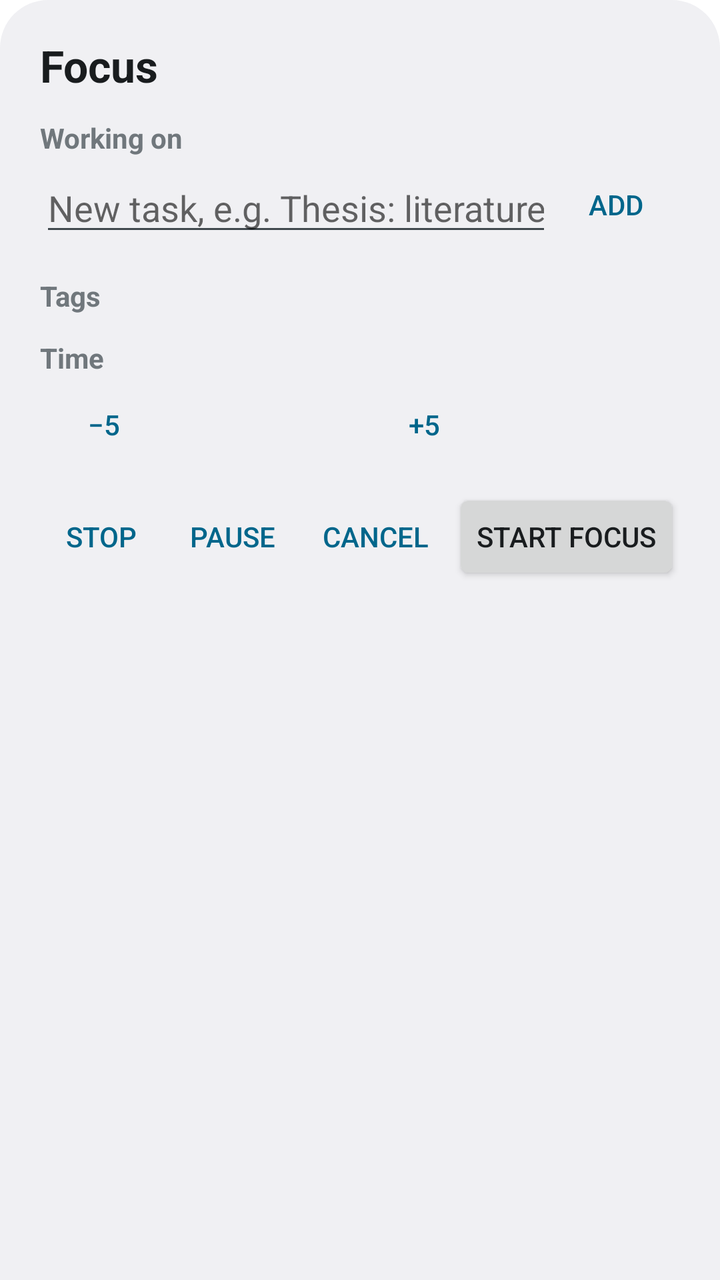
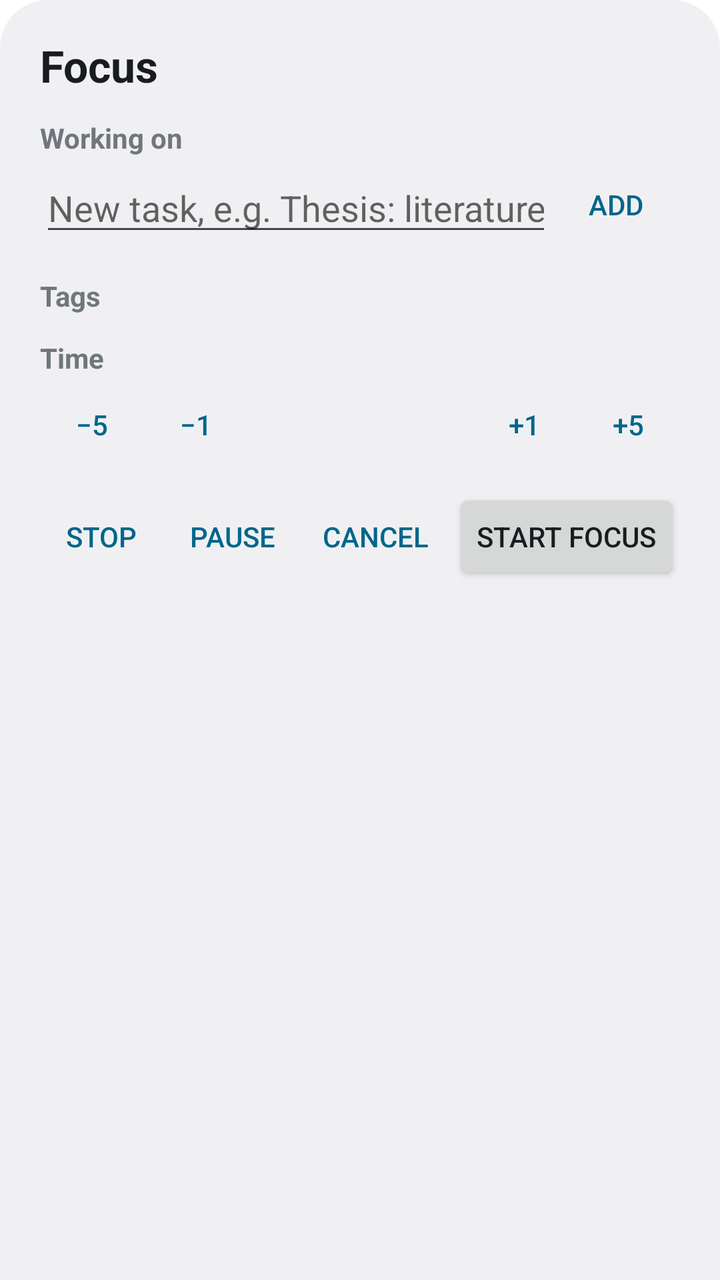

An Android layout rendered at two revisions. The XML below is the earlier revision; the diff shows what the commit changed to produce the second picture.
<!-- AndroidManifest.xml: activity theme QuickFocusTheme -->
<!-- res/layout/quick_focus.xml -->
<?xml version="1.0" encoding="utf-8"?>
<LinearLayout xmlns:android="http://schemas.android.com/apk/res/android"
    android:layout_width="match_parent"
    android:layout_height="wrap_content"
    android:orientation="vertical"
    android:paddingStart="20dp"
    android:paddingTop="18dp"
    android:paddingEnd="20dp"
    android:paddingBottom="12dp">

    <LinearLayout android:layout_width="match_parent" android:layout_height="wrap_content" android:gravity="center_vertical">
        <TextView android:id="@+id/qf_title" android:layout_width="0dp" android:layout_height="wrap_content" android:layout_weight="1"
            android:text="Focus" android:textAppearance="?android:attr/textAppearanceLarge" android:textStyle="bold" />
        <TextView android:id="@+id/qf_status" android:layout_width="wrap_content" android:layout_height="wrap_content"
            android:textAppearance="?android:attr/textAppearanceSmall" />
    </LinearLayout>

    <TextView style="@style/QuickFocusLabel" android:text="Working on" />
    <ScrollView android:id="@+id/qf_scroll" android:layout_width="match_parent" android:layout_height="wrap_content">
        <RadioGroup android:id="@+id/qf_targets" android:layout_width="match_parent" android:layout_height="wrap_content" />
    </ScrollView>
    <LinearLayout android:layout_width="match_parent" android:layout_height="wrap_content" android:gravity="center_vertical">
        <EditText android:id="@+id/qf_new_task" android:layout_width="0dp" android:layout_height="wrap_content" android:layout_weight="1"
            android:hint="New task, e.g. Thesis: literature review" android:imeOptions="actionDone" android:inputType="textCapSentences"
            android:maxLength="80" android:singleLine="true" />
        <Button android:id="@+id/qf_add" style="?android:attr/buttonBarButtonStyle" android:layout_width="wrap_content"
            android:layout_height="wrap_content" android:text="Add" />
    </LinearLayout>

    <TextView android:id="@+id/qf_tags_label" style="@style/QuickFocusLabel" android:text="Tags" />
    <HorizontalScrollView android:id="@+id/qf_tags_scroll" android:layout_width="match_parent" android:layout_height="wrap_content"
        android:scrollbars="none">
        <LinearLayout android:id="@+id/qf_tags" android:layout_width="wrap_content" android:layout_height="wrap_content" />
    </HorizontalScrollView>

    <TextView android:id="@+id/qf_time_label" style="@style/QuickFocusLabel" android:text="Time" />
    <LinearLayout android:layout_width="match_parent" android:layout_height="wrap_content" android:gravity="center_vertical">
        <Button android:id="@+id/qf_minus" style="?android:attr/buttonBarButtonStyle" android:layout_width="wrap_content"
            android:layout_height="wrap_content" android:text="−5" />
        <TextView android:id="@+id/qf_minutes" android:layout_width="wrap_content" android:layout_height="wrap_content"
            android:minWidth="96dp" android:gravity="center" android:textAppearance="?android:attr/textAppearanceMedium" android:textStyle="bold" />
        <Button android:id="@+id/qf_plus" style="?android:attr/buttonBarButtonStyle" android:layout_width="wrap_content"
            android:layout_height="wrap_content" android:text="+5" />
        <HorizontalScrollView android:layout_width="0dp" android:layout_height="wrap_content" android:layout_weight="1" android:scrollbars="none">
            <LinearLayout android:id="@+id/qf_presets" android:layout_width="wrap_content" android:layout_height="wrap_content" />
        </HorizontalScrollView>
    </LinearLayout>

    <LinearLayout android:layout_width="match_parent" android:layout_height="wrap_content" android:layout_marginTop="8dp"
        android:gravity="end|center_vertical">
        <Button android:id="@+id/qf_stop" style="?android:attr/buttonBarButtonStyle" android:layout_width="wrap_content"
            android:layout_height="wrap_content" android:text="Stop" />
        <Button android:id="@+id/qf_pause" style="?android:attr/buttonBarButtonStyle" android:layout_width="wrap_content"
            android:layout_height="wrap_content" android:text="Pause" />
        <View android:layout_width="0dp" android:layout_height="1dp" android:layout_weight="1" />
        <Button android:id="@+id/qf_cancel" style="?android:attr/buttonBarButtonStyle" android:layout_width="wrap_content"
            android:layout_height="wrap_content" android:text="Cancel" />
        <Button android:id="@+id/qf_go" android:layout_width="wrap_content" android:layout_height="wrap_content"
            android:text="Start focus" />
    </LinearLayout>
</LinearLayout>
<!-- resources referenced by this layout -->
<resources>
  <style name="QuickFocusLabel">
          <item name="android:layout_width">wrap_content</item>
          <item name="android:layout_height">wrap_content</item>
          <item name="android:layout_marginTop">12dp</item>
          <item name="android:textAppearance">?android:attr/textAppearanceSmall</item>
          <item name="android:textStyle">bold</item>
      </style>
  <style name="QuickFocusTheme" parent="@android:style/Theme.DeviceDefault.Light.Dialog.NoActionBar">
          <item name="android:windowBackground">@drawable/sheet_bg</item>
          <item name="android:windowMinWidthMajor">100%</item>
          <item name="android:windowMinWidthMinor">100%</item>
          <item name="android:windowSoftInputMode">adjustResize|stateHidden</item>
          <item name="android:windowAnimationStyle">@android:style/Animation.InputMethod</item>
          <item name="android:windowCloseOnTouchOutside">true</item>
      </style>
  <!-- drawable sheet_bg (drawable) -->
  <shape xmlns:android="http://schemas.android.com/apk/res/android" android:shape="rectangle">
      <solid android:color="?android:attr/colorBackground"/>
      <corners android:topLeftRadius="24dp" android:topRightRadius="24dp"/>
  </shape>
</resources>

<!-- the commit's change to res/layout/quick_focus.xml (unified diff, before → after) -->
@@ -36,15 +36,19 @@
     <TextView android:id="@+id/qf_time_label" style="@style/QuickFocusLabel" android:text="Time" />
     <LinearLayout android:layout_width="match_parent" android:layout_height="wrap_content" android:gravity="center_vertical">
         <Button android:id="@+id/qf_minus" style="?android:attr/buttonBarButtonStyle" android:layout_width="wrap_content"
-            android:layout_height="wrap_content" android:text="−5" />
-        <TextView android:id="@+id/qf_minutes" android:layout_width="wrap_content" android:layout_height="wrap_content"
-            android:minWidth="96dp" android:gravity="center" android:textAppearance="?android:attr/textAppearanceMedium" android:textStyle="bold" />
+            android:layout_height="wrap_content" android:minWidth="52dp" android:text="−5" />
+        <Button android:id="@+id/qf_minus1" style="?android:attr/buttonBarButtonStyle" android:layout_width="wrap_content"
+            android:layout_height="wrap_content" android:minWidth="52dp" android:text="−1" />
+        <TextView android:id="@+id/qf_minutes" android:layout_width="0dp" android:layout_height="wrap_content" android:layout_weight="1"
+            android:minWidth="88dp" android:gravity="center" android:textAppearance="?android:attr/textAppearanceMedium" android:textStyle="bold" />
+        <Button android:id="@+id/qf_plus1" style="?android:attr/buttonBarButtonStyle" android:layout_width="wrap_content"
+            android:layout_height="wrap_content" android:minWidth="52dp" android:text="+1" />
         <Button android:id="@+id/qf_plus" style="?android:attr/buttonBarButtonStyle" android:layout_width="wrap_content"
-            android:layout_height="wrap_content" android:text="+5" />
-        <HorizontalScrollView android:layout_width="0dp" android:layout_height="wrap_content" android:layout_weight="1" android:scrollbars="none">
-            <LinearLayout android:id="@+id/qf_presets" android:layout_width="wrap_content" android:layout_height="wrap_content" />
-        </HorizontalScrollView>
+            android:layout_height="wrap_content" android:minWidth="52dp" android:text="+5" />
     </LinearLayout>
+    <HorizontalScrollView android:id="@+id/qf_presets_scroll" android:layout_width="match_parent" android:layout_height="wrap_content" android:scrollbars="none">
+        <LinearLayout android:id="@+id/qf_presets" android:layout_width="wrap_content" android:layout_height="wrap_content" />
+    </HorizontalScrollView>
 
     <LinearLayout android:layout_width="match_parent" android:layout_height="wrap_content" android:layout_marginTop="8dp"
         android:gravity="end|center_vertical">
